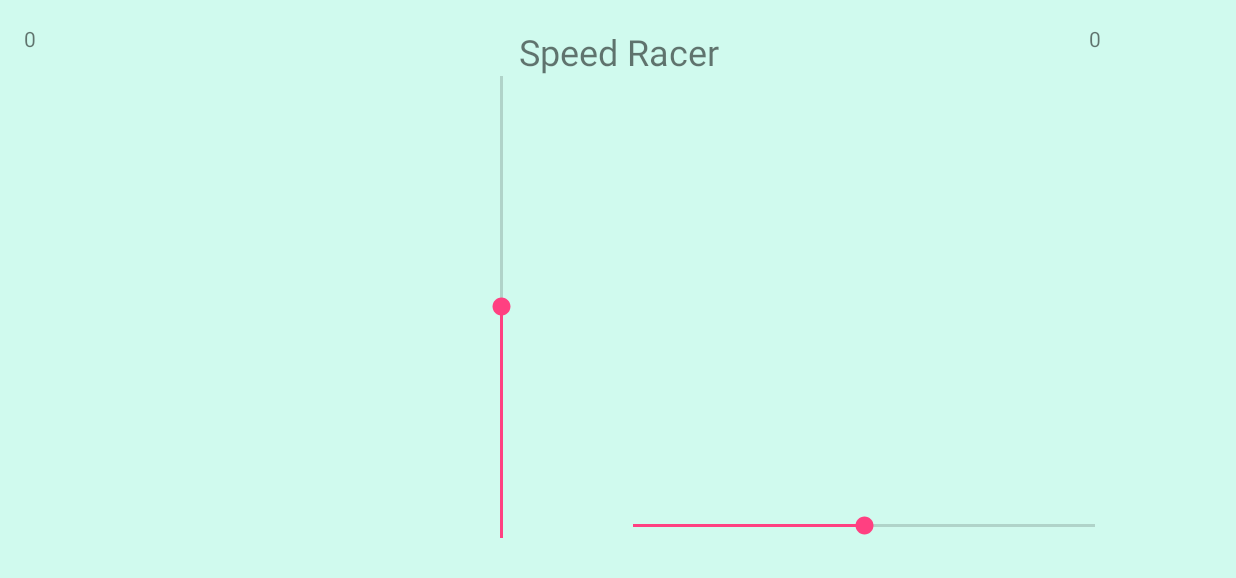
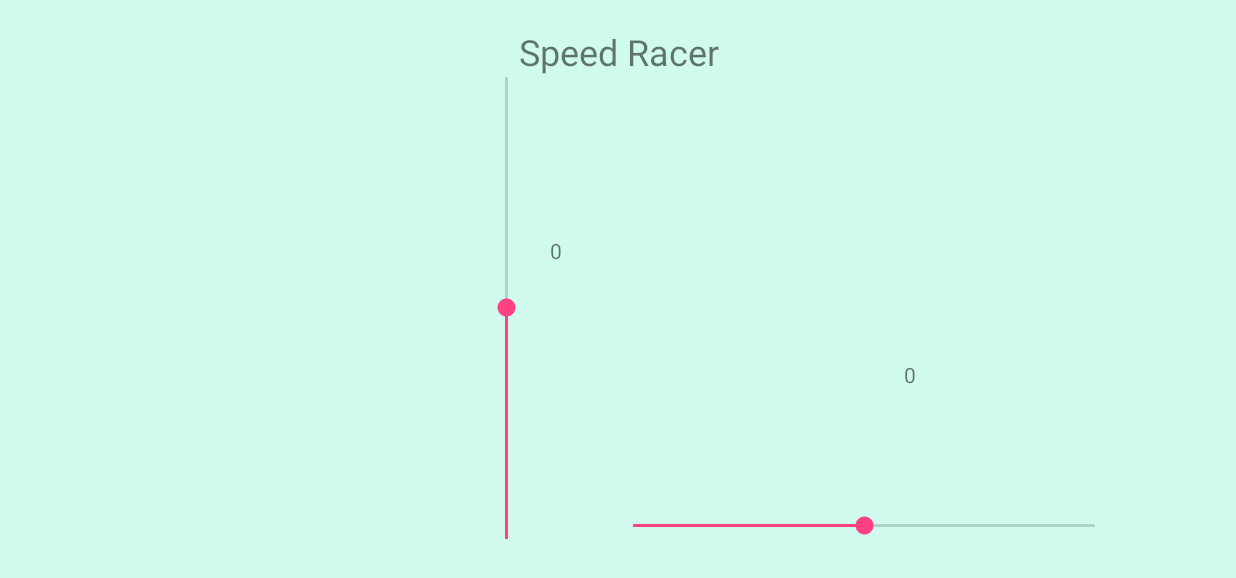
Before and after one commit to sotel0/RCcarGUI, an Android app: the screen it shows after launch (MainActivity), on a phone screen of 824 x 412 dp (held sideways). Shown: the top 578 px of the screen. Run offline under Robolectric (Android 15) with nearby library versions, the phone set to English and light mode, and no system bars.

Commit message:
"Adjusted the seek bar position displayers to be centered."

```diff
--- a/app/src/main/java/sotel0/github/com/vehiclecontroller/MainActivity.java
+++ b/app/src/main/java/sotel0/github/com/vehiclecontroller/MainActivity.java
@@ -37,8 +37,8 @@ public class MainActivity extends AppCompatActivity {
         turnBar = (SeekBar) findViewById(R.id.turnBar);
         moveText = (TextView) findViewById(R.id.moveText);
         turnText = (TextView) findViewById(R.id.turnText);
+    }
 
-    }
 
     private void setupClickListeners(){
 
--- a/app/src/main/res/layout/activity_main.xml
+++ b/app/src/main/res/layout/activity_main.xml
@@ -32,7 +32,8 @@
         app:layout_constraintLeft_toLeftOf="parent"
         app:layout_constraintRight_toRightOf="parent"
         app:layout_constraintTop_toTopOf="parent"
-        app:layout_constraintVertical_bias="0.968">
+        app:layout_constraintVertical_bias="0.968"
+        android:id="@+id/relativeLayout2">
 
         <SeekBar
             android:id="@+id/turnBar"
@@ -58,41 +59,42 @@
         android:id="@+id/turnText"
         android:layout_width="82dp"
         android:layout_height="52dp"
-        android:layout_marginRight="16dp"
-        android:text="TextView"
+        android:layout_marginEnd="139dp"
+        android:layout_marginTop="240dp"
+        android:text="@string/turn_text"
         app:layout_constraintRight_toRightOf="parent"
-        app:layout_constraintTop_toTopOf="parent"
-        android:layout_marginTop="16dp" />
+        app:layout_constraintTop_toTopOf="parent" />
 
     <TextView
         android:id="@+id/moveText"
         android:layout_width="82dp"
         android:layout_height="52dp"
-        android:layout_marginLeft="16dp"
-        android:text="TextView"
-        app:layout_constraintLeft_toLeftOf="parent"
-        app:layout_constraintTop_toTopOf="parent"
-        android:layout_marginTop="16dp" />
+        android:layout_marginEnd="375dp"
+        android:layout_marginTop="157dp"
+        android:text="@string/move_text"
+        app:layout_constraintRight_toRightOf="parent"
+        app:layout_constraintTop_toTopOf="parent" />
 
     <RelativeLayout
         android:id="@+id/relativeLayout"
         android:layout_width="536dp"
         android:layout_height="124dp"
         android:layout_marginBottom="8dp"
-        android:layout_marginRight="221dp"
+        android:layout_marginEnd="218dp"
         android:layout_marginTop="8dp"
         android:rotation="270"
         app:layout_constraintBottom_toBottomOf="parent"
         app:layout_constraintRight_toRightOf="parent"
         app:layout_constraintTop_toTopOf="parent"
-        app:layout_constraintVertical_bias="0.496"
-        tools:layout_editor_absoluteY="97dp">
+        app:layout_constraintVertical_bias="0.497">
 
         <SeekBar
             android:id="@+id/moveBar"
             style="@style/Widget.AppCompat.SeekBar"
             android:layout_width="340dp"
             android:layout_height="52dp"
+            android:layout_centerHorizontal="true"
+            android:layout_centerVertical="true"
             android:layout_marginLeft="8dp"
             android:layout_marginRight="8dp"
             android:rotation="0"
@@ -103,9 +105,7 @@
             app:layout_constraintLeft_toLeftOf="parent"
             app:layout_constraintRight_toRightOf="parent"
             app:layout_constraintTop_toTopOf="parent"
-            app:layout_constraintVertical_bias="0.704"
-            android:layout_centerVertical="true"
-            android:layout_centerHorizontal="true" />
+            app:layout_constraintVertical_bias="0.704" />
 
     </RelativeLayout>
 
--- a/app/src/main/res/values/strings.xml
+++ b/app/src/main/res/values/strings.xml
@@ -1,4 +1,8 @@
 <resources>
     <string name="app_name">VehicleController</string>
     <string name="title_name">Speed Racer</string>
+
+    <!--temporary title text-->
+    <string name="move_text">Turn Text</string>
+    <string name="turn_text">Move Text</string>
 </resources>
```
